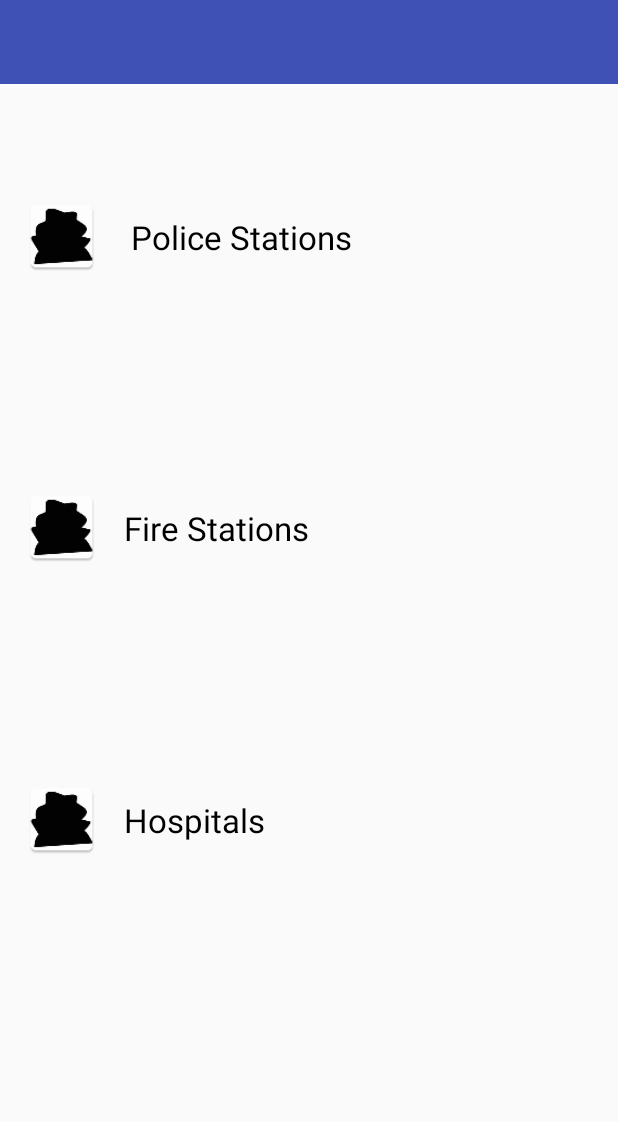
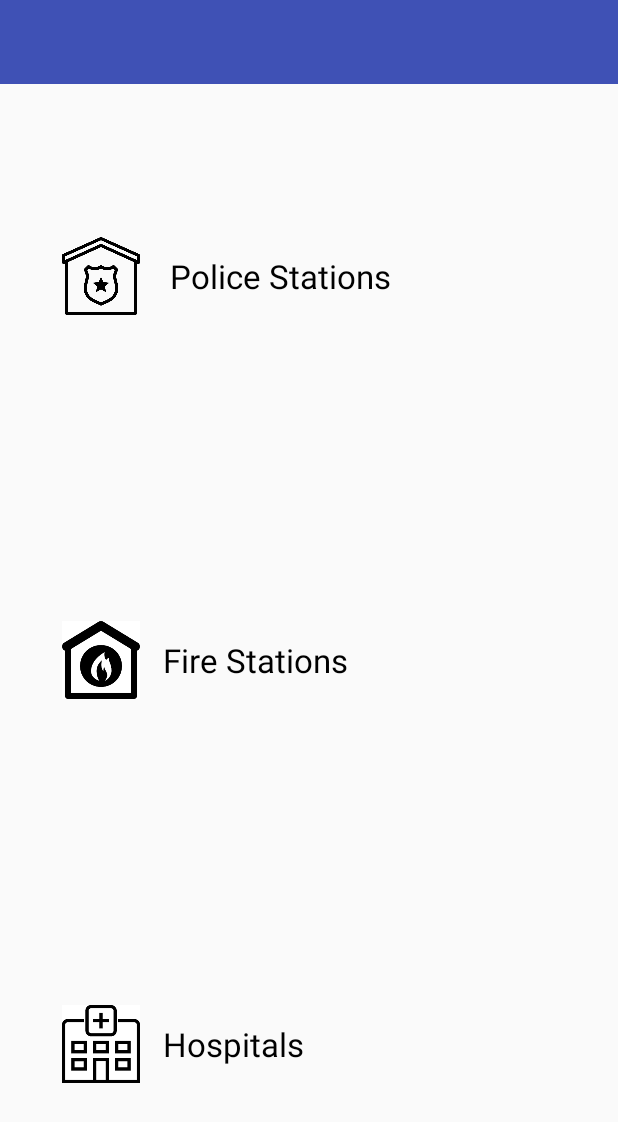
Before and after one commit to dualcnhq/DLock, an Android app: the layout activity_directory.xml on its own in the app's theme, with its tools: preview values and no code run, on a phone screen of 412 x 824 dp. Shown: the top 1122 px of the screen. Run offline under Robolectric (Android 15) with nearby library versions, the phone set to English and light mode, and no system bars.

Commit message:
Update directory view

```diff
--- a/app/src/main/java/com/dualcnhq/sherlocked/fragments/PostFragment.java
+++ b/app/src/main/java/com/dualcnhq/sherlocked/fragments/PostFragment.java
@@ -30,7 +30,7 @@ public class PostFragment extends Fragment {
     @Override
     public View onCreateView(LayoutInflater inflater, ViewGroup container,
                              Bundle savedInstanceState) {
-        View v = inflater.inflate(R.layout.fragment_primary_contact, container, false);
+        View v = inflater.inflate(R.layout.fragment_post, container, false);
         ButterKnife.bind(this, v);
         return v;
     }
--- a/app/src/main/res/layout/activity_directory.xml
+++ b/app/src/main/res/layout/activity_directory.xml
@@ -1,9 +1,9 @@
 <?xml version="1.0" encoding="utf-8"?>
 <LinearLayout xmlns:android="http://schemas.android.com/apk/res/android"
+    xmlns:app="http://schemas.android.com/apk/res-auto"
     xmlns:tools="http://schemas.android.com/tools"
     android:layout_width="fill_parent"
     android:layout_height="fill_parent"
-    xmlns:app="http://schemas.android.com/apk/res-auto"
     android:orientation="vertical"
     android:weightSum="4">
 
@@ -17,11 +17,16 @@
         app:contentInsetEnd="0dp"
         app:contentInsetStart="0dp" />
 
+    <LinearLayout
+        android:layout_width="match_parent"
+        android:layout_height="match_parent"
+        android:layout_marginLeft="@dimen/_20sdp"
+        android:orientation="vertical">
+
         <RelativeLayout
             android:id="@+id/police_stations"
             android:layout_width="fill_parent"
             android:layout_height="0dp"
-        android:layout_marginTop="10dp"
             android:layout_weight="1">
 
             <ImageView
@@ -30,7 +35,7 @@
                 android:layout_height="@dimen/_40sdp"
                 android:layout_centerVertical="true"
                 android:layout_marginLeft="15dp"
-            android:src="@mipmap/ic_launcher" />
+                android:src="@drawable/police_station" />
 
             <TextView
                 android:id="@+id/txtPolice"
@@ -50,7 +55,6 @@
             android:id="@+id/fire_stations"
             android:layout_width="fill_parent"
             android:layout_height="0dp"
-        android:layout_marginTop="10dp"
             android:layout_weight="1">
 
             <ImageView
@@ -60,7 +64,7 @@
                 android:layout_alignParentLeft="true"
                 android:layout_centerVertical="true"
                 android:layout_marginLeft="15dp"
-            android:src="@mipmap/ic_launcher" />
+                android:src="@drawable/fire_station" />
 
             <TextView
                 android:id="@+id/txtFire"
@@ -80,7 +84,6 @@
             android:id="@+id/hospitals"
             android:layout_width="fill_parent"
             android:layout_height="0dp"
-        android:layout_marginTop="10dp"
             android:layout_weight="1">
 
             <ImageView
@@ -90,7 +93,7 @@
                 android:layout_alignParentLeft="true"
                 android:layout_centerVertical="true"
                 android:layout_marginLeft="15dp"
-            android:src="@mipmap/ic_launcher" />
+                android:src="@drawable/hospital" />
 
             <TextView
                 android:id="@+id/txtHospital"
@@ -106,3 +109,4 @@
                 tools:ignore="MissingPrefix" />
         </RelativeLayout>
     </LinearLayout>
+</LinearLayout>
--- a/app/src/main/res/layout/fragment_primary_contact.xml
+++ b/app/src/main/res/layout/fragment_primary_contact.xml
@@ -14,6 +14,7 @@
         android:layout_marginLeft="@dimen/_15sdp"
         android:layout_marginRight="@dimen/_15sdp"
         android:text="@string/add_edit_contact"
+        android:background="@drawable/btn_selector"
         android:textAllCaps="false"
         tools:ignore="MissingPrefix" />
 
--- a/app/src/main/res/layout/layout_list_row.xml
+++ b/app/src/main/res/layout/layout_list_row.xml
@@ -13,9 +13,8 @@
         android:layout_marginBottom="@dimen/_5sdp"
         android:layout_marginLeft="@dimen/_10sdp"
         android:layout_marginTop="@dimen/_5sdp"
-        android:textColor="@android:color/black"
-        android:text="test"
         android:autoLink="phone"
+        android:textColorLink="@android:color/holo_blue_light"
         tools:ignore="MissingPrefix" />
 
 </LinearLayout>
```
Also changed, not shown: app/src/main/res/layout/fragment_post.xml (added, +7 -0 lines), app/src/main/res/drawable/fire_station.png (added), app/src/main/res/drawable/hospital.png (added), app/src/main/res/drawable/police_station.png (added). Lines whose indentation alone changed are shown as unchanged.
